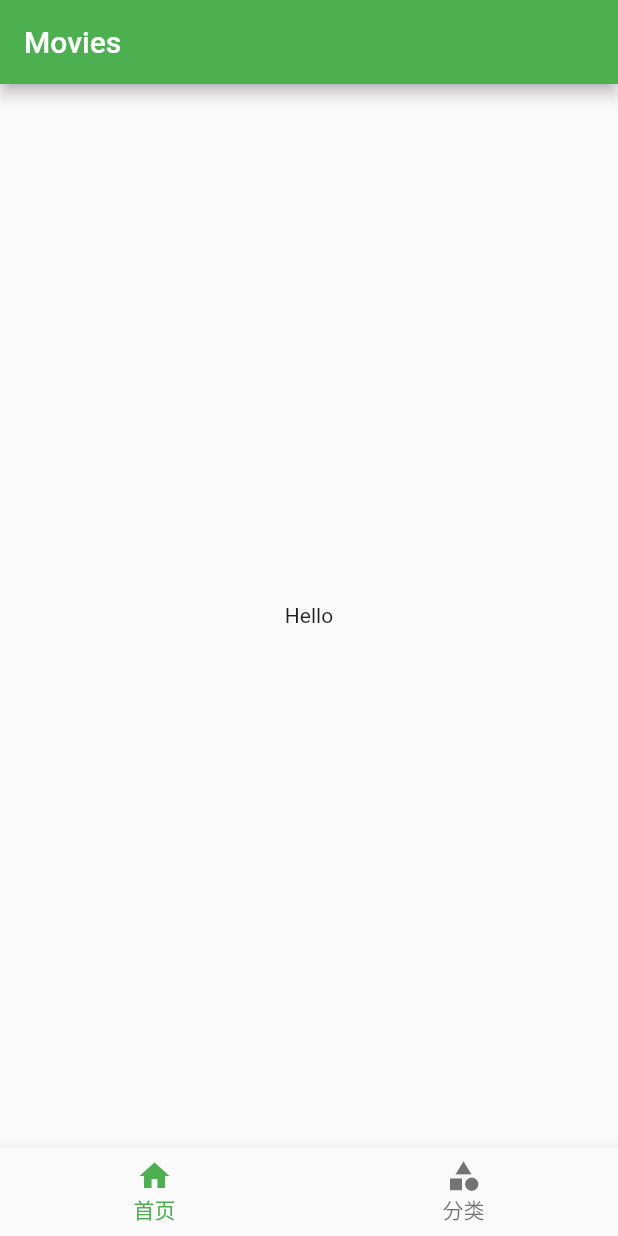
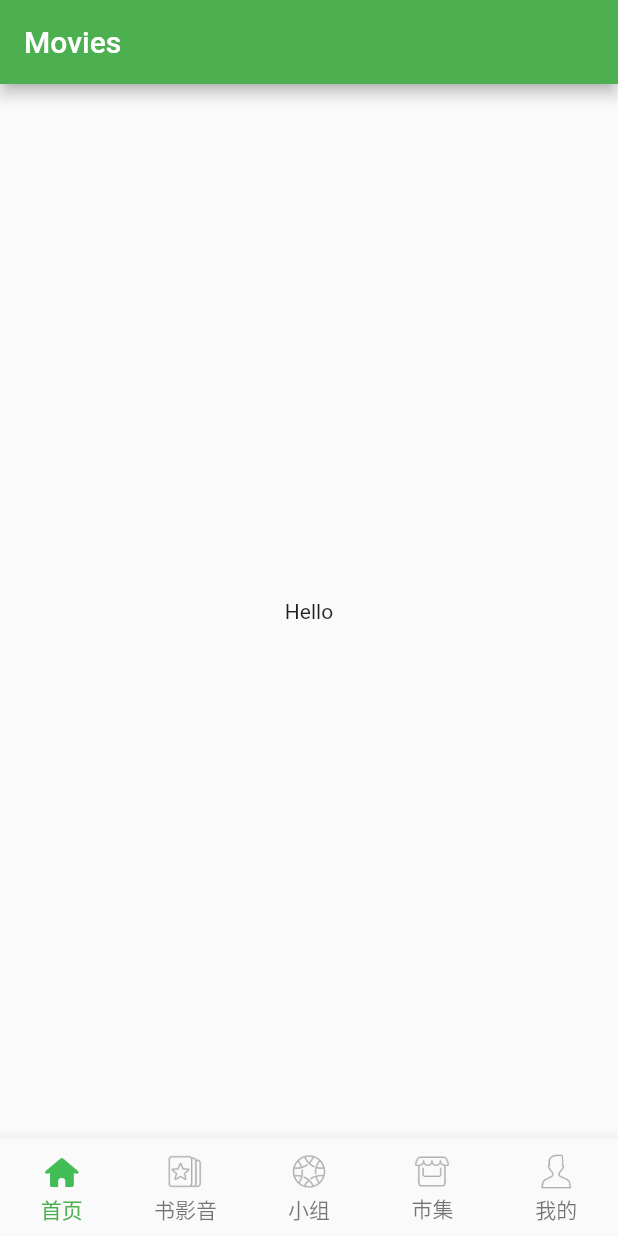
Before and after one commit to K-Philleani/douban_movies, a Flutter app: the screen it shows after launch, on a phone screen of 412 x 824 dp. Run offline on Flutter 3.47's test engine with Material 2 defaults, Android fonts, the phone set to English and light mode, and no system bars.

Commit message:
tabbar封装

```diff
--- a/lib/main.dart
+++ b/lib/main.dart
@@ -1,3 +1,4 @@
+import 'package:douban_movies/widgets/tabber_item.dart';
 import 'package:flutter/material.dart';
 // import 'package:flutter/rendering.dart';
 
@@ -45,15 +46,13 @@ class _MyStackState extends State<MyStackPage> {
       bottomNavigationBar: BottomNavigationBar(
         currentIndex: _currentIndex,
         unselectedFontSize: 14,
-        items: const [
-          BottomNavigationBarItem(
-              icon: Icon(Icons.home),
-              label: '首页',
-          ),
-          BottomNavigationBarItem(
-              icon: Icon(Icons.category),
-              label: '分类'
-          ),
+        type: BottomNavigationBarType.fixed ,
+        items: [
+          TabBarItem('home', '首页'),
+          TabBarItem('subject', '书影音'),
+          TabBarItem('group', '小组'),
+          TabBarItem('mall', '市集'),
+          TabBarItem('profile', '我的'),
         ],
         onTap: (int index) =>  setState(() { _currentIndex = index; }),
       ),
--- /dev/null
+++ b/lib/widgets/tabber_item.dart
@@ -0,0 +1,9 @@
+import "package:flutter/material.dart";
+
+class TabBarItem extends BottomNavigationBarItem {
+  TabBarItem(String iconName, String title):
+        super(icon: Image.asset("assets/images/tabbar/$iconName.png", width: 30),
+        activeIcon: Image.asset("assets/images/tabbar/${iconName}_active.png", width: 30),
+        label: title
+      );
+}
```
Also changed, not shown: pubspec.yaml (+11 -62 lines), assets/images/home/wish.png (added), assets/images/tabbar/group.png (added), assets/images/tabbar/group_active.png (added), assets/images/tabbar/home.png (added), assets/images/tabbar/home_active.png (added), assets/images/tabbar/mall.png (added), assets/images/tabbar/mall_active.png (added), assets/images/tabbar/profile.png (added), assets/images/tabbar/profile_active.png (added), assets/images/tabbar/subject.png (added), assets/images/tabbar/subject_active.png (added).
